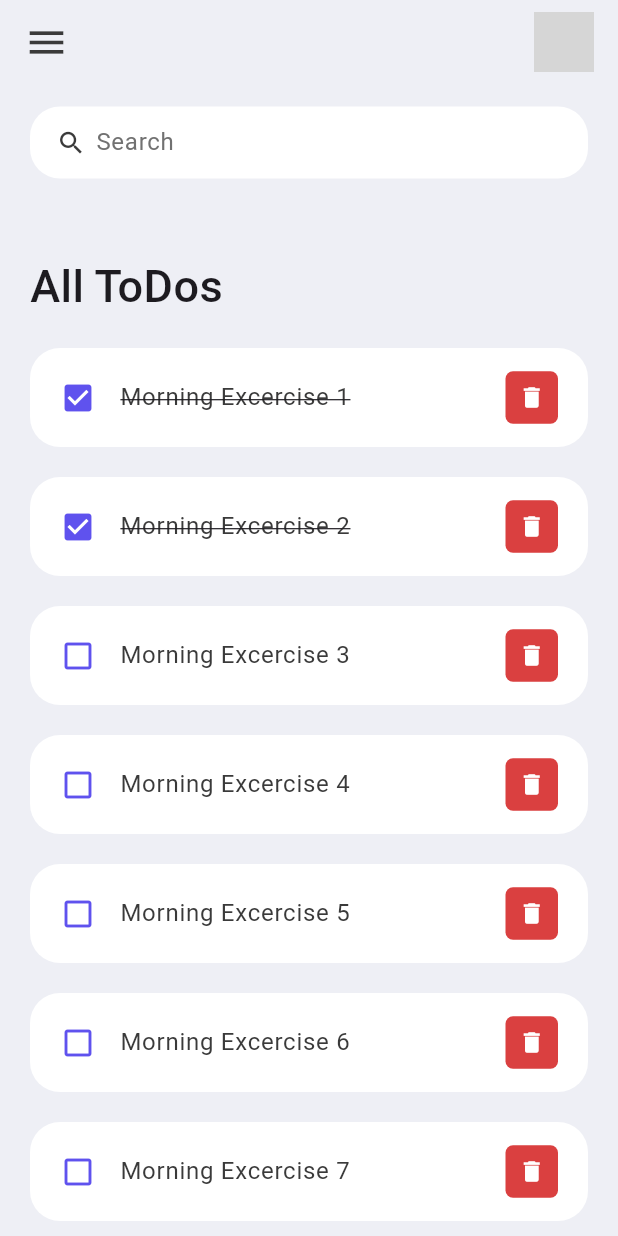
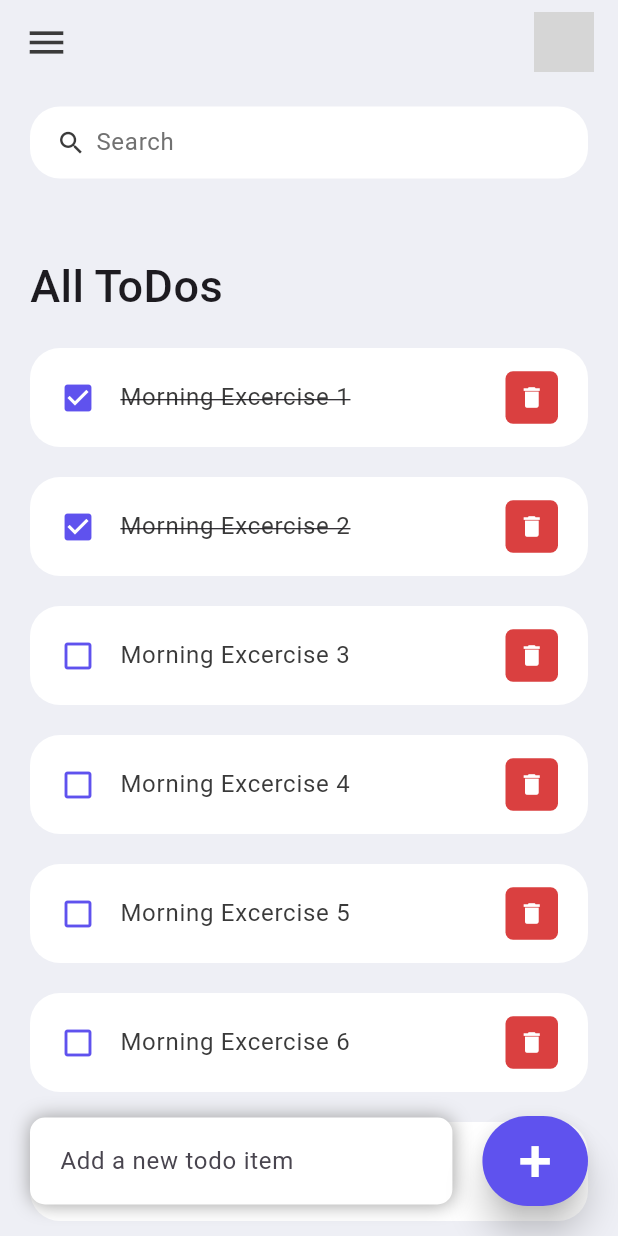
Before and after one commit to Minhnhat1104/flutter_todo_app, a Flutter app: the screen it shows after launch, on a phone screen of 412 x 824 dp. Run offline on Flutter 3.47's test engine with Material 3 defaults, Android fonts, the phone set to English and light mode, and no system bars; grey boxes are pictures that could not be loaded.

Commit message:
input with add button

```diff
--- a/lib/screens/home.dart
+++ b/lib/screens/home.dart
@@ -14,7 +14,9 @@ class Home extends StatelessWidget {
     return Scaffold(
         backgroundColor: tdBGColor,
         appBar: _buildAppBar(),
-        body: Container(
+        body: Stack(
+          children: [
+            Container(
               padding: EdgeInsets.symmetric(horizontal: 20, vertical: 15),
               child: Column(children: [
                 searchBox(),
@@ -25,7 +27,8 @@ class Home extends StatelessWidget {
                       margin: EdgeInsets.only(top: 50, bottom: 20),
                       child: Text(
                         'All ToDos',
-                    style: TextStyle(fontSize: 30, fontWeight: FontWeight.w500),
+                        style: TextStyle(
+                            fontSize: 30, fontWeight: FontWeight.w500),
                       ),
                     ),
                     for (ToDo _todo in todosList)
@@ -35,6 +38,47 @@ class Home extends StatelessWidget {
                   ],
                 ))
               ]),
+            ),
+            Align(
+              alignment: Alignment.bottomCenter,
+              child: Row(children: [
+                Expanded(
+                  child: Container(
+                    margin: EdgeInsets.only(bottom: 20, right: 20, left: 20),
+                    padding: EdgeInsets.symmetric(horizontal: 20, vertical: 5),
+                    decoration: BoxDecoration(
+                        color: Colors.white,
+                        boxShadow: const [
+                          BoxShadow(
+                              color: Colors.grey,
+                              offset: Offset(0.0, 0.0),
+                              blurRadius: 10.0,
+                              spreadRadius: 0.0)
+                        ],
+                        borderRadius: BorderRadius.circular(10)),
+                    child: TextField(
+                      decoration: InputDecoration(
+                          hintText: 'Add a new todo item',
+                          border: InputBorder.none),
+                    ),
+                  ),
+                ),
+                Container(
+                  margin: EdgeInsets.only(bottom: 20, right: 20),
+                  child: ElevatedButton(
+                    child: Text('+',
+                        style: TextStyle(fontSize: 40, color: Colors.white)),
+                    onPressed: () {},
+                    style: ElevatedButton.styleFrom(
+                      backgroundColor: tdBlue,
+                      minimumSize: Size(60, 60),
+                      elevation: 10,
+                    ),
+                  ),
+                )
+              ]),
+            )
+          ],
         ));
   }
 
```
Lines whose indentation alone changed are shown as unchanged.
